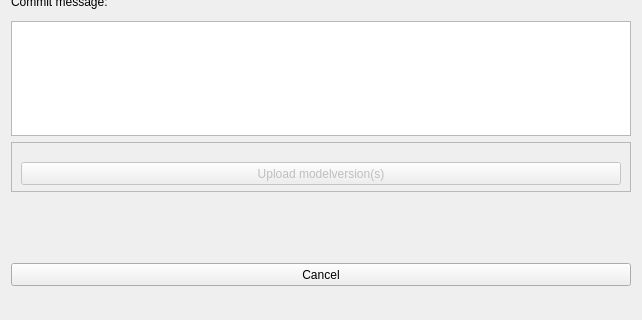
First picture: the form in hhnk_threedi_plugin/gui/model_splitter/model_splitter_dialog.ui, repository threedi/hhnk-threedi-plugin, before the edit; both pictures show x 0 to 642 and y 511 to 831 of the 642 by 831 pixel window.
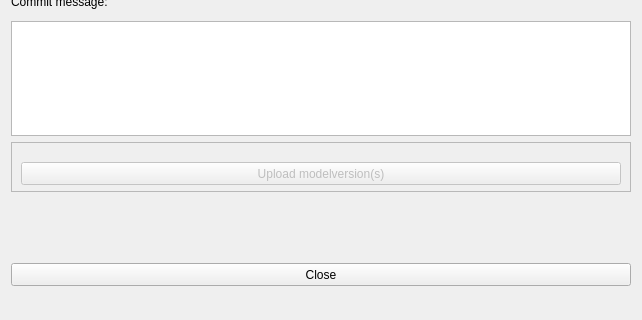
Second picture: the form after the edit. Custom widgets are drawn as their Qt base class.

```diff
--- a/hhnk_threedi_plugin/gui/model_splitter/model_splitter_dialog.ui
+++ b/hhnk_threedi_plugin/gui/model_splitter/model_splitter_dialog.ui
@@ -427,7 +427,7 @@
        </size>
       </property>
       <property name="text">
-       <string>Cancel</string>
+       <string>Close</string>
       </property>
      </widget>
     </widget>
```
Left out of the diff: 12 changed lines with no effect on the pictures.
